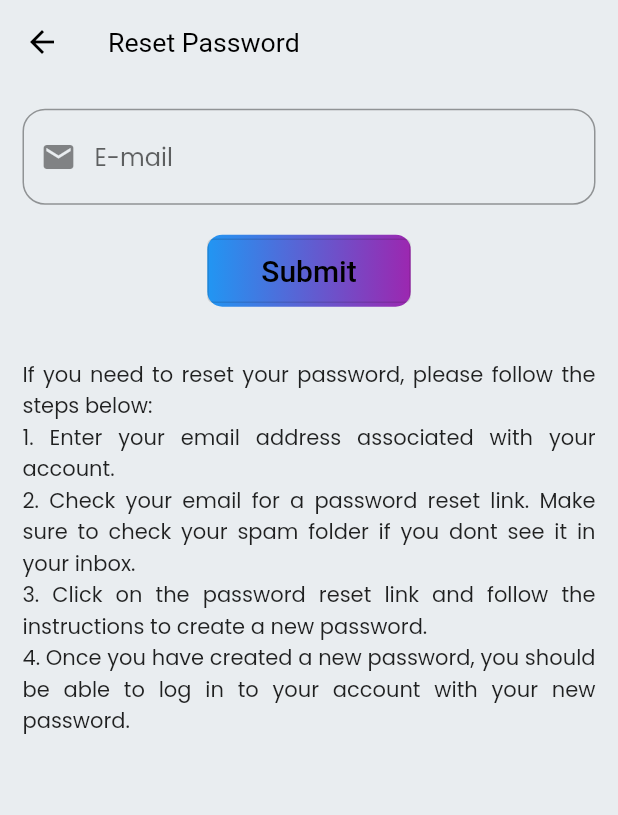
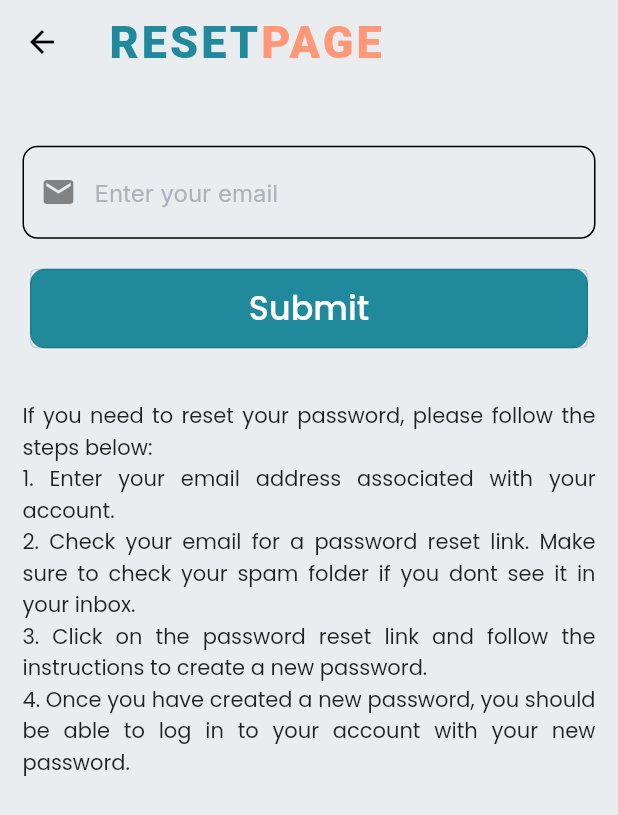
Before and after one commit to hamidhosen42/Bhromon, a Flutter app: the ResetPassword screen opened by its route, on a phone screen of 412 x 824 dp. Shown: the top 815 px of the screen. Run offline on Flutter 3.47's test engine with Material 2 defaults, Android fonts, the light colour scheme and no system bars; our stand-ins replace better_player, cached_network_image, carousel_slider, cloud_firestore, connectivity_plus, dots_indicator and 20 more; missing offline and left inert: flutter_walkthrough_screen, onboarding; accounts and stored records are empty; Roboto replaces fonts that are missing (Courgette).

Commit message:
reset_screen

```diff
--- a/lib/views/auth screen/reset_password.dart
+++ b/lib/views/auth screen/reset_password.dart
@@ -2,6 +2,7 @@
 
 import 'package:firebase_auth/firebase_auth.dart';
 import 'package:flutter/material.dart';
+import 'package:flutter_screenutil/flutter_screenutil.dart';
 import 'package:fluttertoast/fluttertoast.dart';
 
 import 'package:google_fonts/google_fonts.dart';
@@ -16,11 +17,14 @@ class ResetPassword extends StatefulWidget {
 
 class _ResetPasswordState extends State<ResetPassword> {
   final _formKey = GlobalKey<FormState>();
+
+  // !------------email textfield-------------
   TextEditingController _emailController = TextEditingController();
 
   bool loading = false;
   final auth = FirebaseAuth.instance;
 
+  // !----------- email validation----------
   bool isEmailValid(String email) {
     final RegExp regex = RegExp(
         r"^[a-zA-Z0-9.!#$%&'*+/=?^_`{|}~-]+@[a-zA-Z0-9](?:[a-zA-Z0-9-]{0,253}[a-zA-Z0-9])?(?:\.[a-zA-Z0-9](?:[a-zA-Z0-9-]{0,253}[a-zA-Z0-9])?)*$");
@@ -30,10 +34,32 @@ class _ResetPasswordState extends State<ResetPassword> {
   @override
   Widget build(BuildContext context) {
     var size = MediaQuery.of(context).size;
-
     return Scaffold(
       appBar: AppBar(
-        title: const Text('Reset Password'),
+        title: Text.rich(
+                  TextSpan(
+                    style: GoogleFonts.inter(
+                      fontSize: 30.0,
+                      color: const Color(0xFF21899C),
+                      letterSpacing: 2.000000061035156,
+                    ),
+                    children: const [
+                      TextSpan(
+                        text: 'RESET',
+                        style: TextStyle(
+                          fontWeight: FontWeight.w800,
+                        ),
+                      ),
+                      TextSpan(
+                        text: 'PAGE',
+                        style: TextStyle(
+                          color: Color(0xFFFE9879),
+                          fontWeight: FontWeight.w800,
+                        ),
+                      ),
+                    ],
+                  ),
+                ),
         elevation: 0,
         scrolledUnderElevation: 0,
       ),
@@ -42,21 +68,41 @@ class _ResetPasswordState extends State<ResetPassword> {
           crossAxisAlignment: CrossAxisAlignment.center,
           children: [
             SizedBox(
-              height: size.height * 0.02,
+              height: size.height * 0.05,
             ),
+
+            // !-----------email text field--------------
             Padding(
               padding: const EdgeInsets.only(left: 15.0, right: 15),
               child: Form(
                 key: _formKey,
                 child: TextFormField(
+                  style: GoogleFonts.inter(
+                    fontSize: 18.0,
+                    color: const Color(0xFF151624),
+                  ),
                   keyboardType: TextInputType.emailAddress,
-                  decoration: const InputDecoration(
-                    prefixIcon: Icon(Icons.email),
-                    hintText: 'E-mail',
-                    border: OutlineInputBorder(
-                      borderRadius: BorderRadius.all(Radius.circular(15)),
+                  decoration: InputDecoration(
+                      border: OutlineInputBorder(),
+                      focusedBorder: OutlineInputBorder(
+                        borderSide: BorderSide(color: Colors.black, width: 1.0),
+                        borderRadius: BorderRadius.all(Radius.circular(10.0)),
+                      ),
+                      enabledBorder: OutlineInputBorder(
+                        borderSide: BorderSide(color: Colors.black, width: 1.0),
+                        borderRadius: BorderRadius.all(Radius.circular(10.0)),
+                      ),
+                      prefixIcon: const Icon(
+                        Icons.email,
+                        color: Colors.black45,
+                      ),
+                      hintText: "Enter your email",
+                      hintStyle: GoogleFonts.inter(
+                        fontSize: 16.0,
+                        color: const Color(0xFFABB3BB),
+                        height: 1.0,
+                      ),
                     ),
-                  ),
                   controller: _emailController,
                   validator: (value) {
                     if (value!.isEmpty) {
@@ -73,14 +119,11 @@ class _ResetPasswordState extends State<ResetPassword> {
             Padding(
               padding: const EdgeInsets.all(20.0),
               child: Container(
-                decoration: const BoxDecoration(
-                  borderRadius: BorderRadius.all(Radius.circular(10)),
-                  gradient: LinearGradient(
-                    colors: [Colors.blue, Colors.purple],
-                    begin: Alignment.centerLeft,
-                    end: Alignment.centerRight,
-                  ),
-                ),
+                width: double.infinity,
+                 decoration: BoxDecoration(
+        borderRadius: BorderRadius.circular(10.0),
+        color: const Color(0xFF21899C),
+      ),
                 child: OutlinedButton(
                   onPressed: () async {
                     setState(() {
@@ -110,9 +153,9 @@ class _ResetPasswordState extends State<ResetPassword> {
                         horizontal: 20, vertical: 10),
                     child: Text(
                       'Submit',
-                      style: GoogleFonts.courgette(
-                        color: Colors.black,
-                        fontSize: 20,
+                      style:TextStyle(
+                        color: Colors.white,
+                        fontSize: 25.sp,
                       ),
                     ),
                   ),
--- a/lib/views/auth screen/sign_in.dart
+++ b/lib/views/auth screen/sign_in.dart
@@ -261,9 +261,9 @@ class _SignInScreenState extends State<SignInScreen> {
                     ],
                   ),
                 ),
-                SizedBox(height: 10.h),
+                SizedBox(height: 20.h),
                 signInGoogleFacebookButton(),
-                SizedBox(height: 10.h),
+                SizedBox(height: 20.h),
                 Center(
                   child: RichText(
                     text: TextSpan(
```
Also changed, not shown: assets/App Image/img-5.png, assets/App Image/img-6.png.
